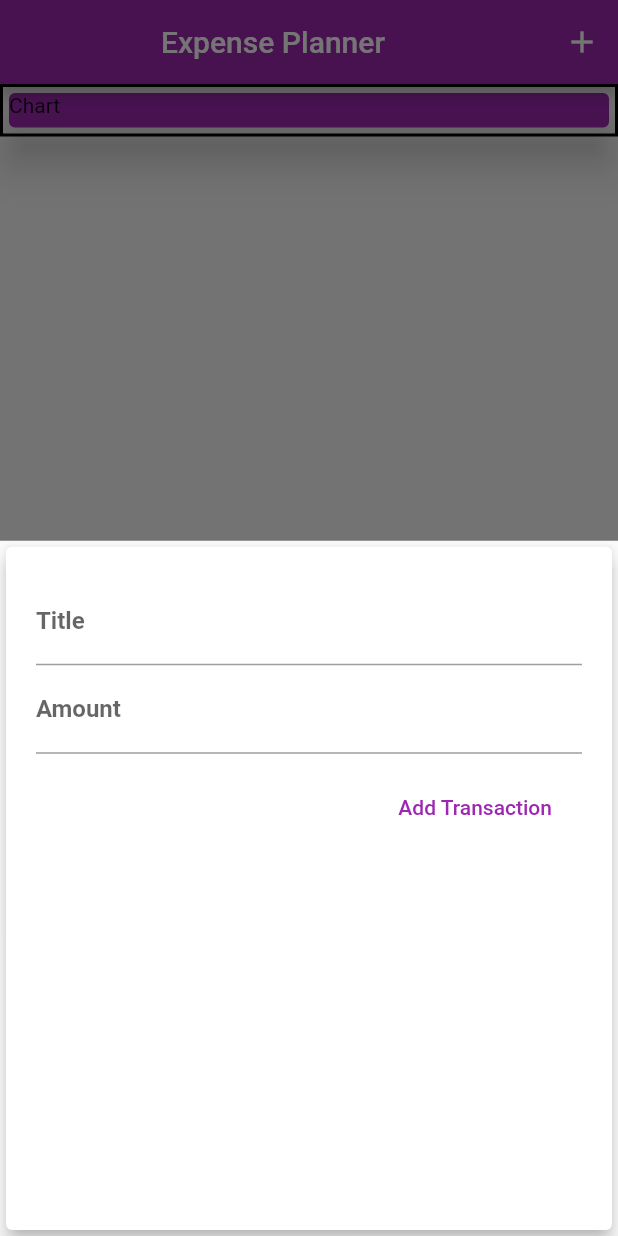
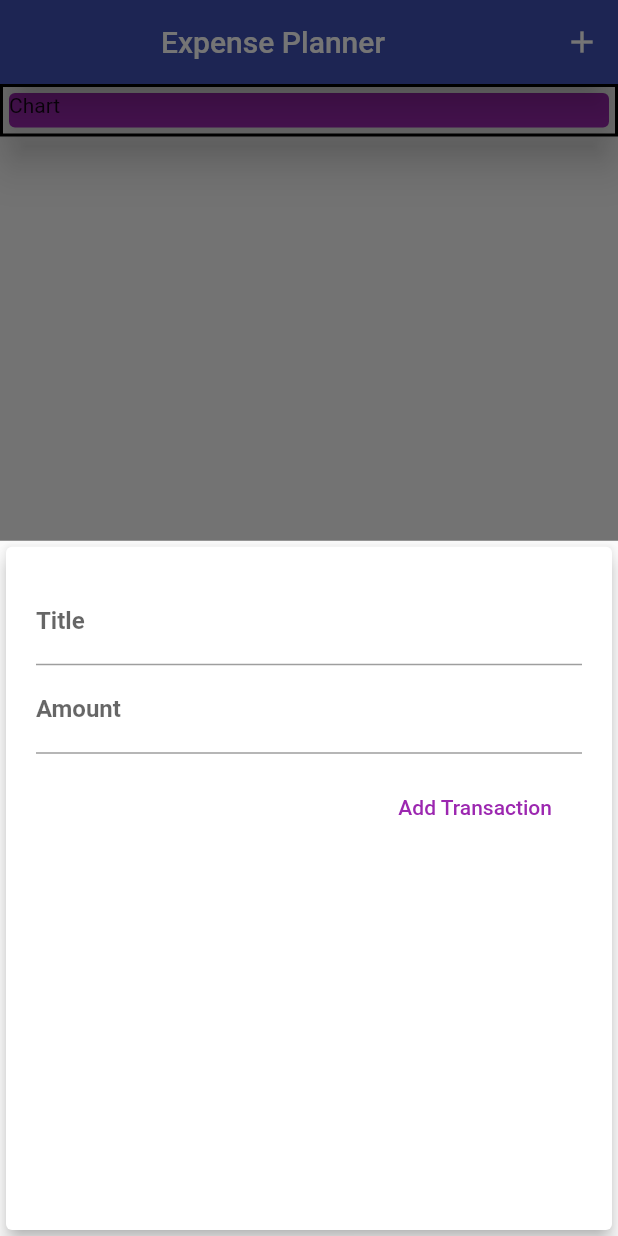
Before and after one commit to sodogan/flutter_expense_planner, a Flutter app: the screen it shows after launch, after a tap on the "add" icon, on a phone screen of 412 x 824 dp. Run offline on Flutter 3.47's test engine with Material 2 defaults, Android fonts, the phone set to English and light mode, and no system bars.

Commit message:
minor changes

```diff
--- a/lib/main.dart
+++ b/lib/main.dart
@@ -16,6 +16,10 @@ class MyApp extends StatelessWidget {
       theme: ThemeData(
         primarySwatch: Colors.purple,
         accentColor: Colors.indigo,
+        appBarTheme: AppBarTheme(
+          elevation: 12,
+          color: Colors.indigo,
+        ),
       ),
       debugShowCheckedModeBanner: false,
       home: MyHomePage(),
@@ -33,6 +37,7 @@ class MyHomePage extends StatefulWidget {
 class _MyHomePageState extends State<MyHomePage> {
   final List<Transaction> _userTransactions = [];
 
+  /// Adds a new transaction to the list and sets the state
   void _addNewTransaction({required String title, required double amount}) {
     // Create uuid object
     var uuid = Uuid();
--- a/lib/widgets/new_transaction.dart
+++ b/lib/widgets/new_transaction.dart
@@ -5,7 +5,9 @@ class NewTransaction extends StatefulWidget {
 
   static const String _labelTitle = "Title";
   static const String _labelAmount = "Amount";
-  static const String _buttonLabel = "Add Transaction";
+
+  /// Label for Add new transaction
+  static const String _buttonLabelAddTxn = "Add Transaction";
 
   NewTransaction({required this.addNewTransactionHandler});
 
@@ -33,7 +35,7 @@ class _NewTransactionState extends State<NewTransaction> {
 
     widget.addNewTransactionHandler(
       title: titleController.text,
-      amount: double.parse(parsedAmount.toStringAsFixed(2)),
+      amount: parsedAmount,
     );
     //close the modal as soon as new txn is added
     Navigator.of(context).pop();
@@ -78,7 +80,7 @@ class _NewTransactionState extends State<NewTransaction> {
               child: TextButton(
                 onPressed: submitData,
                 child: Text(
-                  NewTransaction._buttonLabel,
+                  NewTransaction._buttonLabelAddTxn,
                   style: TextStyle(
                     color: Theme.of(context).primaryColor,
                   ),
```
Also changed, not shown: lib/widgets/transaction_list.dart (+1 -60 lines).
